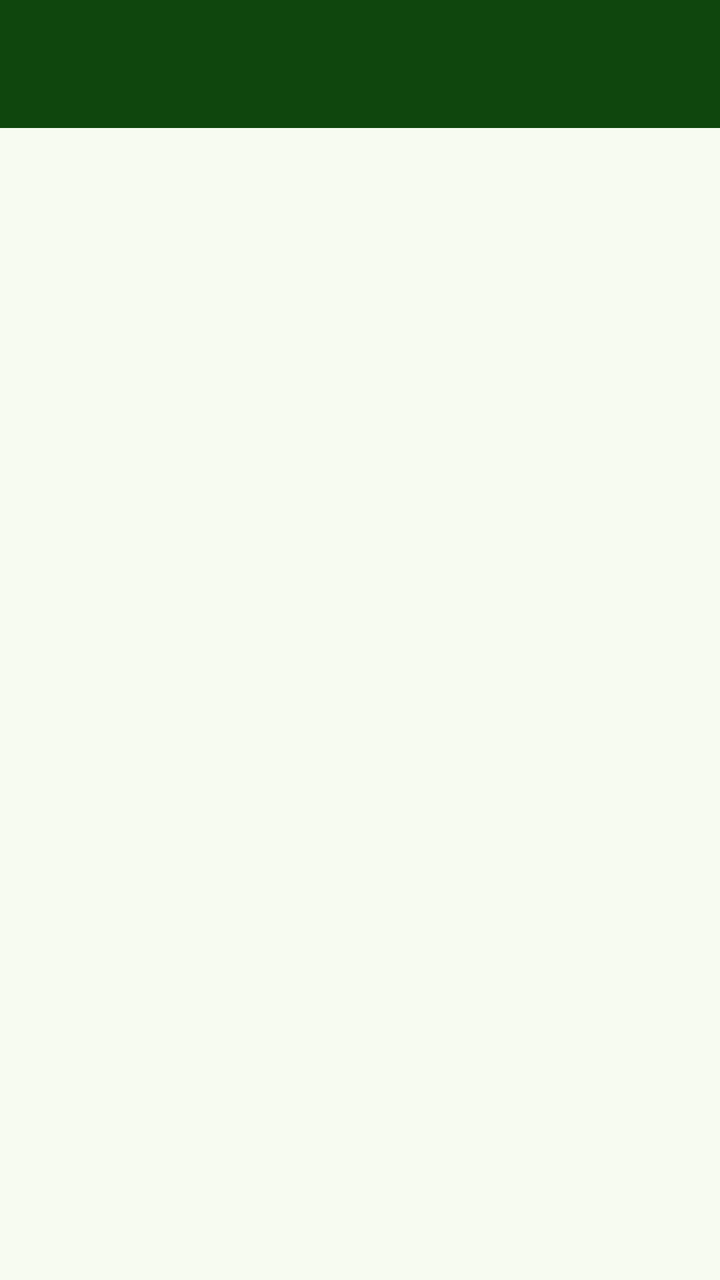
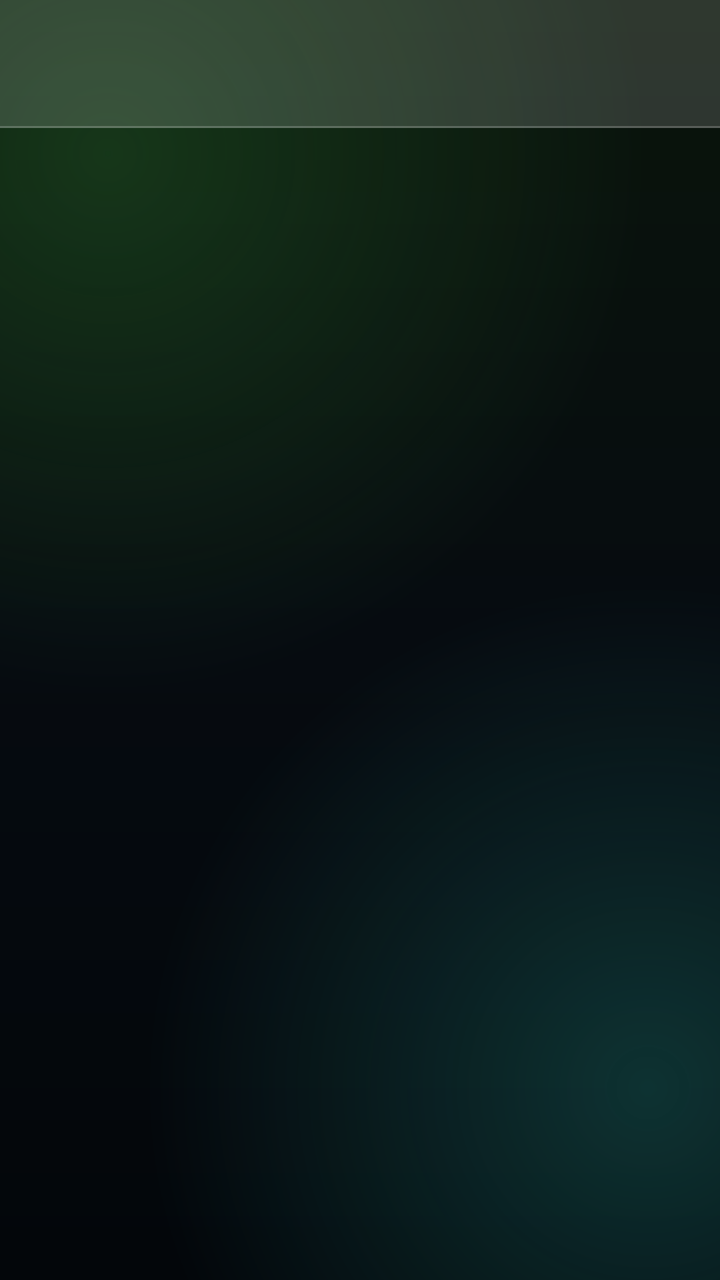

Before-and-after screenshots of an Android layout around one commit, followed by the original layout XML and the change that was made.
<!-- AndroidManifest.xml: application theme Theme.MiriquidiHub -->
<!-- res/layout/activity_report_history.xml -->
<?xml version="1.0" encoding="utf-8"?>
<androidx.coordinatorlayout.widget.CoordinatorLayout
    xmlns:android="http://schemas.android.com/apk/res/android"
    xmlns:app="http://schemas.android.com/apk/res-auto"
    android:layout_width="match_parent"
    android:layout_height="match_parent">

    <com.google.android.material.appbar.AppBarLayout
        android:layout_width="match_parent"
        android:layout_height="wrap_content"
        android:background="@color/brand_primary"
        android:fitsSystemWindows="true">

        <androidx.appcompat.widget.Toolbar
            android:id="@+id/toolbar"
            android:layout_width="match_parent"
            android:layout_height="?attr/actionBarSize"
            android:background="@android:color/transparent"
            app:titleTextColor="#FFFFFF" />
    </com.google.android.material.appbar.AppBarLayout>

    <androidx.recyclerview.widget.RecyclerView
        android:id="@+id/rvHistory"
        android:layout_width="match_parent"
        android:layout_height="match_parent"
        android:clipToPadding="false"
        android:padding="16dp"
        android:paddingBottom="80dp"
        app:layout_behavior="@string/appbar_scrolling_view_behavior" />

</androidx.coordinatorlayout.widget.CoordinatorLayout>
<!-- resources referenced by this layout -->
<resources>
  <color name="brand_primary">#0F460D</color>
  <style name="Theme.MiriquidiHub" parent="Theme.Material3.DayNight.NoActionBar">
          
          <item name="colorPrimary">#0F460D</item>
          <item name="colorOnPrimary">#FFFFFF</item>
          <item name="colorPrimaryContainer">#B8F2AE</item>
          <item name="colorOnPrimaryContainer">#022100</item>
          <item name="colorSecondary">#53634F</item>
          <item name="colorOnSecondary">#FFFFFF</item>
          <item name="colorSurface">#F7FBF1</item>
          <item name="colorOnSurface">#191D17</item>
          <item name="colorOutline">#72796F</item>
  
          <item name="android:statusBarColor">@color/brand_primary</item>
          <item name="android:windowLightStatusBar">false</item>
          <item name="android:windowDrawsSystemBarBackgrounds">true</item>
          <item name="android:windowBackground">?attr/colorSurface</item>
  
          
          <item name="colorControlNormal">#FFFFFF</item>
          <item name="actionBarTheme">@style/ThemeOverlay.AppCompat.Dark.ActionBar</item>
          <item name="actionBarPopupTheme">@style/ThemeOverlay.AppCompat.Light</item>
      </style>
</resources>

<!-- the commit's change to res/layout/activity_report_history.xml (unified diff, before → after) -->
@@ -8,7 +8,7 @@
     <com.google.android.material.appbar.AppBarLayout
         android:layout_width="match_parent"
         android:layout_height="wrap_content"
-        android:background="@color/brand_primary"
+        android:background="@drawable/bg_glass_bar"
         android:fitsSystemWindows="true">
 
         <androidx.appcompat.widget.Toolbar
<!-- resource entries referenced after the edit -->
@@ -1,27 +1,152 @@
 <!-- resources referenced by this layout -->
 <resources>
-  <color name="brand_primary">#0F460D</color>
-  <style name="Theme.MiriquidiHub" parent="Theme.Material3.DayNight.NoActionBar">
+  <!-- drawable bg_glass_bar (drawable) -->
+  <?xml version="1.0" encoding="utf-8"?>
+  <layer-list xmlns:android="http://schemas.android.com/apk/res/android">
+      <item>
+          <shape android:shape="rectangle">
+              <solid android:color="#26FFFFFF" />
+          </shape>
+      </item>
+      <item android:gravity="bottom" android:height="1dp">
+          <shape android:shape="rectangle">
+              <solid android:color="@color/glass_stroke" />
+          </shape>
+      </item>
+  </layer-list>
+  <style name="Theme.MiriquidiHub" parent="Theme.Material3.Dark.NoActionBar">
+          <item name="colorPrimary">@color/accent</item>
+          <item name="colorOnPrimary">@color/on_accent</item>
+          <item name="colorPrimaryContainer">#2B5E2A</item>
+          <item name="colorOnPrimaryContainer">#D4F5D0</item>
+          <item name="colorSecondary">#BACCB3</item>
+          <item name="colorOnSecondary">#0F1A0E</item>
+          <item name="colorSecondaryContainer">#33FFFFFF</item>
+          <item name="colorOnSecondaryContainer">@color/text_primary</item>
+          <item name="colorSurface">#0B130C</item>
+          <item name="colorOnSurface">@color/text_primary</item>
+          <item name="colorSurfaceVariant">#1F2A20</item>
+          <item name="colorOnSurfaceVariant">@color/text_secondary</item>
+          <item name="colorOutline">@color/text_hint</item>
+          <item name="colorOutlineVariant">@color/glass_stroke</item>
+  
           
-          <item name="colorPrimary">#0F460D</item>
-          <item name="colorOnPrimary">#FFFFFF</item>
-          <item name="colorPrimaryContainer">#B8F2AE</item>
-          <item name="colorOnPrimaryContainer">#022100</item>
-          <item name="colorSecondary">#53634F</item>
-          <item name="colorOnSecondary">#FFFFFF</item>
-          <item name="colorSurface">#F7FBF1</item>
-          <item name="colorOnSurface">#191D17</item>
-          <item name="colorOutline">#72796F</item>
-  
-          <item name="android:statusBarColor">@color/brand_primary</item>
+          <item name="android:windowBackground">@drawable/bg_app_gradient</item>
+          <item name="android:statusBarColor">@android:color/transparent</item>
+          <item name="android:navigationBarColor">@android:color/transparent</item>
           <item name="android:windowLightStatusBar">false</item>
           <item name="android:windowDrawsSystemBarBackgrounds">true</item>
-          <item name="android:windowBackground">?attr/colorSurface</item>
+          <item name="android:enforceNavigationBarContrast" tools:targetApi="29">false</item>
+          <item name="android:enforceStatusBarContrast" tools:targetApi="29">false</item>
+  
+          
+          <item name="materialCardViewStyle">@style/Widget.MiriquidiHub.GlassCard</item>
+          <item name="materialButtonOutlinedStyle">@style/Widget.MiriquidiHub.Button.GlassOutlined</item>
+          <item name="alertDialogTheme">@style/ThemeOverlay.MiriquidiHub.GlassDialog</item>
+          <item name="materialAlertDialogTheme">@style/ThemeOverlay.MiriquidiHub.GlassDialog</item>
   
           
           <item name="colorControlNormal">#FFFFFF</item>
           <item name="actionBarTheme">@style/ThemeOverlay.AppCompat.Dark.ActionBar</item>
-          <item name="actionBarPopupTheme">@style/ThemeOverlay.AppCompat.Light</item>
+          <item name="actionBarPopupTheme">@style/ThemeOverlay.AppCompat.Dark</item>
+          <item name="appBarLayoutStyle">@style/Widget.MiriquidiHub.AppBarLayout</item>
+          <item name="popupMenuStyle">@style/Widget.MiriquidiHub.PopupMenu</item>
       </style>
+  <color name="glass_stroke">#33FFFFFF</color>
+  <color name="accent">#8FD98A</color>
+  <color name="on_accent">#062005</color>
+  <color name="text_primary">#FFECF3E8</color>
+  <color name="text_secondary">#FFB9C6B4</color>
+  <color name="text_hint">#FF8A9A86</color>
+  <!-- drawable bg_app_gradient (drawable) -->
+  <?xml version="1.0" encoding="utf-8"?>
+  <layer-list xmlns:android="http://schemas.android.com/apk/res/android">
+      <item>
+          <shape android:shape="rectangle">
+              <gradient
+                  android:type="linear"
+                  android:angle="270"
+                  android:startColor="@color/bg_dark_top"
+                  android:centerColor="@color/bg_dark_mid"
+                  android:endColor="@color/bg_dark_bottom" />
+          </shape>
+      </item>
+      <item>
+          <shape android:shape="rectangle">
+              <gradient
+                  android:type="radial"
+                  android:centerX="0.15"
+                  android:centerY="0.12"
+                  android:gradientRadius="75%p"
+                  android:startColor="@color/bg_glow_green"
+                  android:endColor="@color/bg_glow_none" />
+          </shape>
+      </item>
+      <item>
+          <shape android:shape="rectangle">
+              <gradient
+                  android:type="radial"
+                  android:centerX="0.9"
+                  android:centerY="0.85"
+                  android:gradientRadius="70%p"
+                  android:startColor="@color/bg_glow_teal"
+                  android:endColor="@color/bg_glow_none" />
+          </shape>
+      </item>
+  </layer-list>
+  <style name="Widget.MiriquidiHub.GlassCard" parent="Widget.Material3.CardView.Outlined">
+          <item name="cardBackgroundColor">@color/glass_fill</item>
+          <item name="strokeColor">@color/glass_stroke</item>
+          <item name="strokeWidth">1dp</item>
+          <item name="cardElevation">0dp</item>
+          <item name="cardCornerRadius">20dp</item>
+          <item name="rippleColor">@color/glass_fill_pressed</item>
+      </style>
+  <style name="Widget.MiriquidiHub.Button.GlassOutlined" parent="Widget.Material3.Button.OutlinedButton">
+          <item name="backgroundTint">@color/glass_fill</item>
+          <item name="android:textColor">@color/text_primary</item>
+          <item name="iconTint">@color/text_primary</item>
+          <item name="strokeColor">@color/glass_stroke_strong</item>
+          <item name="strokeWidth">1dp</item>
+          <item name="rippleColor">@color/glass_fill_pressed</item>
+          <item name="cornerRadius">16dp</item>
+      </style>
+  <style name="ThemeOverlay.MiriquidiHub.GlassDialog" parent="ThemeOverlay.Material3.MaterialAlertDialog">
+          <item name="colorSurface">#FF141E15</item>
+          <item name="colorSurfaceContainerHigh">#FF141E15</item>
+          <item name="dialogCornerRadius">24dp</item>
+          <item name="android:windowBackground">@drawable/bg_glass_dialog</item>
+          <item name="buttonBarPositiveButtonStyle">@style/Widget.Material3.Button.TextButton.Dialog</item>
+          <item name="buttonBarNegativeButtonStyle">@style/Widget.Material3.Button.TextButton.Dialog</item>
+          <item name="buttonBarNeutralButtonStyle">@style/Widget.Material3.Button.TextButton.Dialog</item>
+      </style>
+  <style name="Widget.MiriquidiHub.AppBarLayout" parent="Widget.Material3.AppBarLayout">
+          <item name="android:background">@drawable/bg_glass_bar</item>
+          <item name="android:elevation">0dp</item>
+          <item name="elevation">0dp</item>
+          <item name="liftOnScroll">false</item>
+          <item name="android:stateListAnimator">@null</item>
+      </style>
+  <style name="Widget.MiriquidiHub.PopupMenu" parent="Widget.Material3.PopupMenu">
+          <item name="android:popupBackground">@drawable/bg_glass_dialog</item>
+      </style>
+  <color name="bg_dark_top">#FF0A150B</color>
+  <color name="bg_dark_mid">#FF060B10</color>
+  <color name="bg_dark_bottom">#FF03060A</color>
+  <color name="bg_glow_green">#552E7D32</color>
+  <color name="bg_glow_none">#00000000</color>
+  <color name="bg_glow_teal">#4426A69A</color>
+  <color name="glass_fill">#1AFFFFFF</color>
+  <color name="glass_fill_pressed">#38FFFFFF</color>
+  <color name="glass_stroke_strong">#4DFFFFFF</color>
+  <!-- drawable bg_glass_dialog (drawable) -->
+  <?xml version="1.0" encoding="utf-8"?>
+  <shape xmlns:android="http://schemas.android.com/apk/res/android"
+      android:shape="rectangle">
+      <solid android:color="@color/glass_dialog_fill" />
+      <corners android:radius="24dp" />
+      <stroke android:width="1dp" android:color="@color/glass_stroke_strong" />
+  </shape>
+  <color name="glass_dialog_fill">#F2101A12</color>
 </resources>
 
